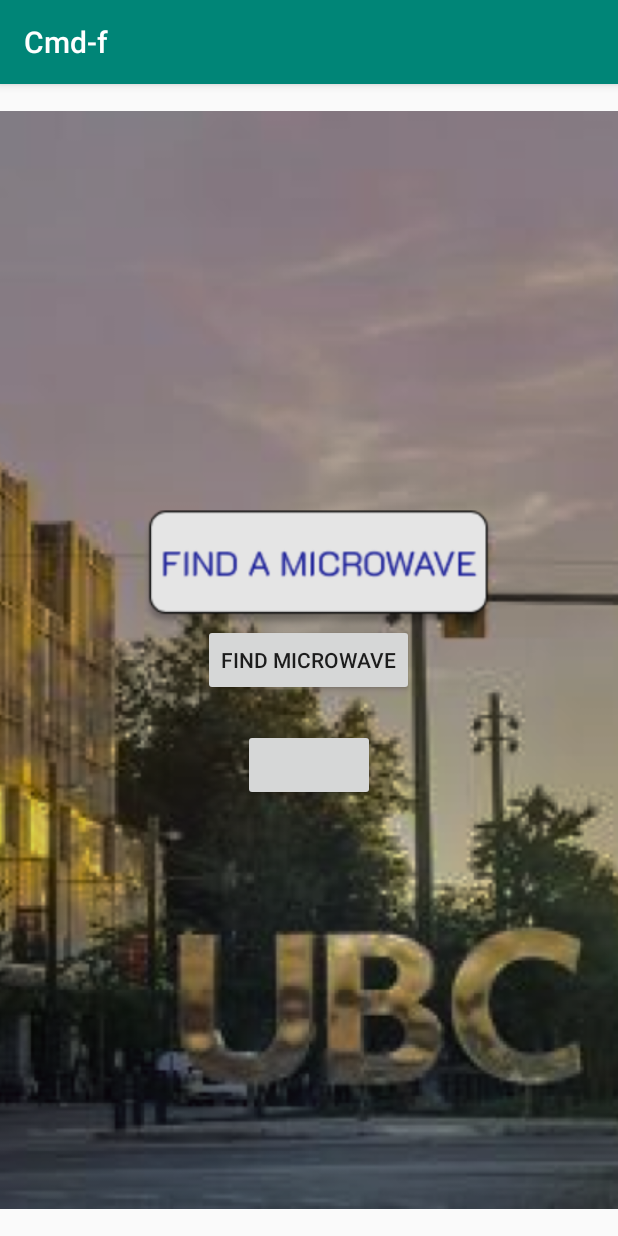
After one commit to pennelia16/microwave-project, an Android app: the HomeActivity screen opened directly, with no data from a screen before it, on a phone screen of 412 x 824 dp. The commit adds this screen. Run offline under Robolectric (Android 15) with nearby library versions, the phone set to English and light mode, and no system bars.

Commit message:
third commit

```diff
--- a/app/build.gradle
+++ b/app/build.gradle
@@ -32,4 +32,5 @@ dependencies {
     testImplementation 'junit:junit:4.12'
     androidTestImplementation 'com.android.support.test:runner:1.0.2'
     androidTestImplementation 'com.android.support.test.espresso:espresso-core:3.0.2'
+    implementation 'com.android.support:gridlayout-v7:28.0.0'
 }
--- a/app/src/main/AndroidManifest.xml
+++ b/app/src/main/AndroidManifest.xml
@@ -1,7 +1,6 @@
 <?xml version="1.0" encoding="utf-8"?>
 <manifest xmlns:android="http://schemas.android.com/apk/res/android"
     package="com.example.cmf_d">
-
     <!--
          The ACCESS_COARSE/FINE_LOCATION permissions are not required to use
          Google Maps Android API v2, but you must specify either coarse or fine
@@ -16,7 +15,8 @@
         android:roundIcon="@mipmap/ic_launcher_round"
         android:supportsRtl="true"
         android:theme="@style/AppTheme">
-
+        <activity android:name=".MenuActivity"></activity>
+        <activity android:name=".HomeActivity" />
         <!--
              The API key for Google Maps-based APIs is defined as a string resource.
              (See the file "res/values/google_maps_api.xml").
@@ -25,6 +25,7 @@
              sign the APK for publishing.
              You can define the keys for the debug and release targets in src/debug/ and src/release/.
         -->
+
         <meta-data
             android:name="com.google.android.geo.API_KEY"
             android:value="@string/google_maps_key"/>
--- /dev/null
+++ b/app/src/main/java/com/example/cmf_d/HomeActivity.java
@@ -0,0 +1,40 @@
+package com.example.cmf_d;
+
+import android.content.Intent;
+import android.support.v7.app.AppCompatActivity;
+import android.os.Bundle;
+import android.view.View;
+import android.widget.Button;
+
+public class HomeActivity extends AppCompatActivity {
+    private Button FindMicrowave;
+    private Button SettingsMenu;
+    @Override
+    protected void onCreate(Bundle savedInstanceState) {
+        super.onCreate(savedInstanceState);
+        setContentView(R.layout.activity_home);
+
+        FindMicrowave =(Button) findViewById(R.id.FindMicrowave);
+        SettingsMenu = (Button) findViewById(R.id.SettingsMenu);
+        FindMicrowave.setOnClickListener(new View.OnClickListener(){
+            @Override
+            public void onClick(View v){
+                openMapsActivity();
+            }
+        });
+        SettingsMenu.setOnClickListener(new View.OnClickListener() {
+            @Override
+            public void onClick(View v) {
+                openMenuActivity();
+            }
+        });
+    }
+    public void openMapsActivity(){
+        Intent intent = new Intent(this, MapsActivity.class);
+        startActivity(intent);
+    }
+    public void openMenuActivity(){
+        Intent intent2 = new Intent(this, MenuActivity.class);
+        startActivity(intent2);
+    }
+}
--- /dev/null
+++ b/app/src/main/res/layout/activity_home.xml
@@ -0,0 +1,35 @@
+<?xml version="1.0" encoding="utf-8"?>
+<RelativeLayout xmlns:android="http://schemas.android.com/apk/res/android"
+    xmlns:app="http://schemas.android.com/apk/res-auto"
+    xmlns:tools="http://schemas.android.com/tools"
+    android:layout_width="match_parent"
+    android:layout_height="match_parent"
+    tools:context=".HomeActivity">
+
+    <Button
+        android:id="@+id/FindMicrowave"
+        android:layout_width="wrap_content"
+        android:layout_height="wrap_content"
+        android:layout_centerVertical="true"
+        android:layout_centerHorizontal="true"
+        android:text="@string/find_microwave" />
+
+    <Button
+        android:id="@+id/SettingsMenu"
+        android:layout_width="wrap_content"
+        android:layout_height="wrap_content"
+        android:layout_below="@+id/FindMicrowave"
+        android:layout_centerHorizontal="true"
+        android:layout_marginTop="22dp" />
+
+    <ImageView
+        android:id="@+id/imageView"
+        android:layout_width="wrap_content"
+        android:layout_height="wrap_content" />
+
+    <ImageView
+        android:id="@+id/imageView2"
+        android:layout_width="match_parent"
+        android:layout_height="match_parent"
+        app:srcCompat="@drawable/startscreen" />
+</RelativeLayout>
--- a/app/src/main/res/values/strings.xml
+++ b/app/src/main/res/values/strings.xml
@@ -1,4 +1,5 @@
 <resources>
     <string name="app_name">Cmd-f</string>
     <string name="title_activity_maps">Map</string>
+    <string name="find_microwave">Find Microwave</string>
 </resources>
```
Also changed, not shown: app/src/main/java/com/example/cmf_d/MenuActivity.java (added, +13 -0 lines), app/src/main/res/layout/activity_menu.xml (added, +9 -0 lines), app/src/main/res/drawable/startscreen.png (added).
